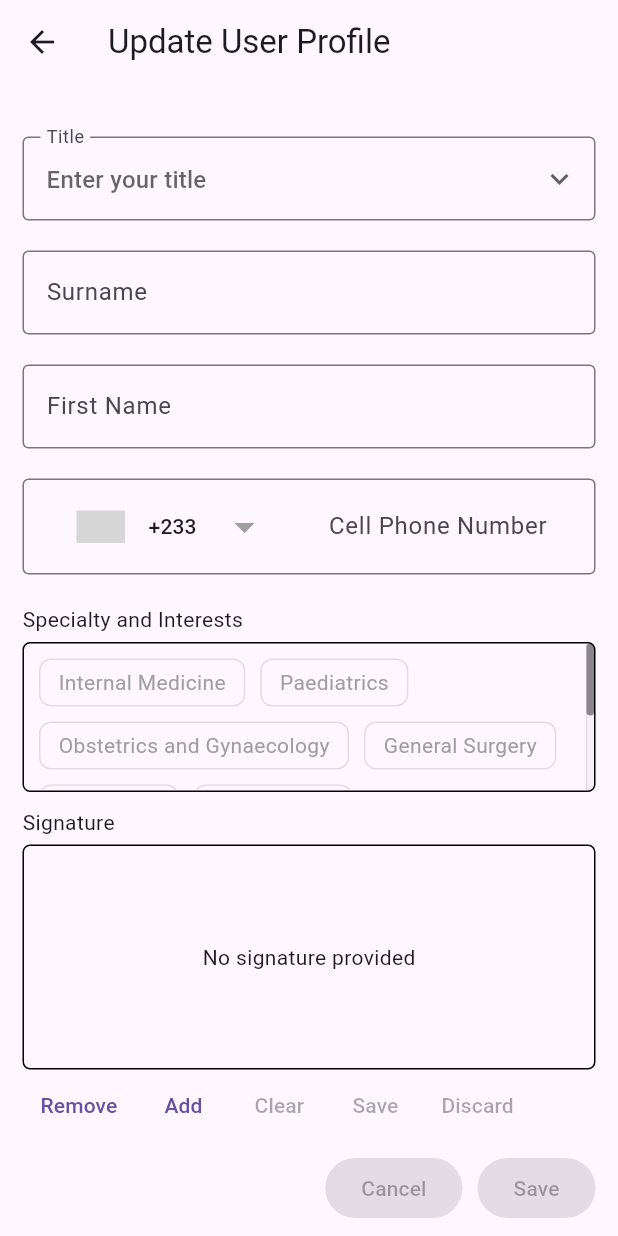
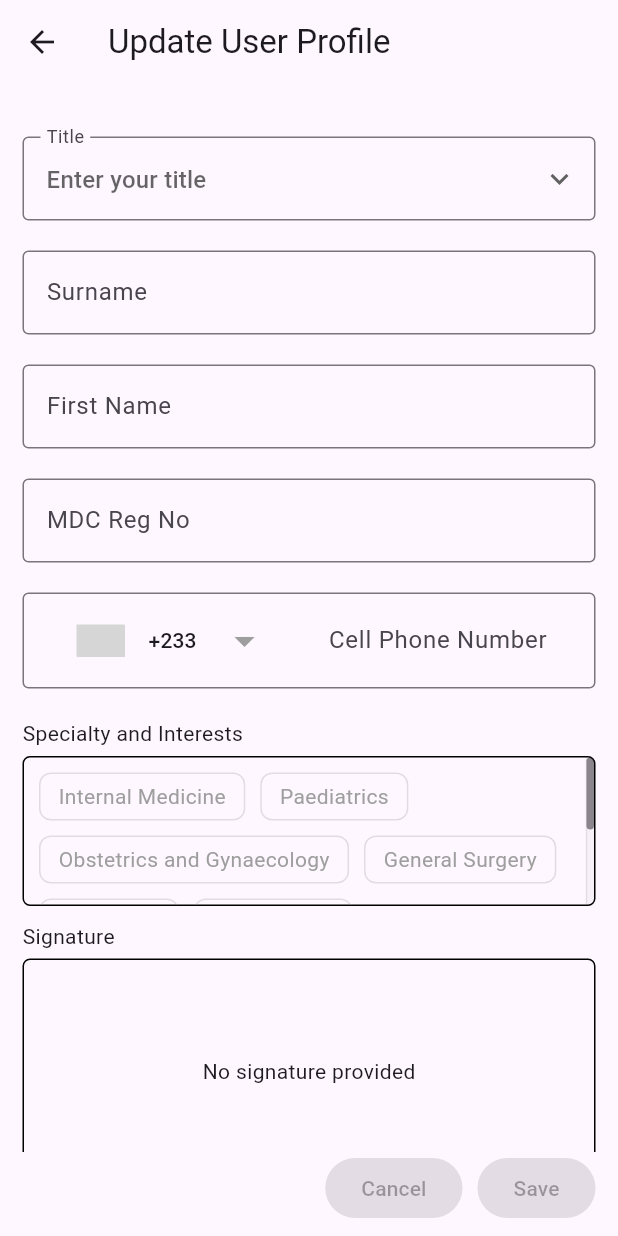
Before and after one commit to yofori/synapserx_v2, a Flutter app: the HomeDashboardPage screen opened directly, after a tap on "Create Profile", on a phone screen of 412 x 824 dp. Run offline on Flutter 3.47's test engine with Material 3 defaults, Android fonts, the phone set to English and light mode, and no system bars; drawn by our look-alikes of chips_choice, country_code_picker; our stand-ins replace auto_size_text, badges, barcode_widget, cached_network_image, connectivity_plus, dio and 24 more; missing offline and left inert: dio_cache_interceptor, dio_cache_interceptor_hive_store, flutter_carousel_slider, minio_new; accounts and stored records are empty; generated files the repository leaves out were written again; grey boxes are pictures that could not be loaded.

Commit message:
fixed drawer

```diff
--- a/lib/common/auth_service.dart
+++ b/lib/common/auth_service.dart
@@ -167,6 +167,12 @@ class Authentication {
     return firebaseuid;
   }
 
+  Future<String?> getFirebaseUserEmail() async {
+    User? user = FirebaseAuth.instance.currentUser;
+    var firebaseuseremail = user?.email;
+    return firebaseuseremail;
+  }
+
   //change user ed password
   Future<void> changePassword(String newPassword) async {
     final user = _auth.currentUser;
--- a/lib/common/service.dart
+++ b/lib/common/service.dart
@@ -16,8 +16,8 @@ class GlobalData {
   static String signature = '';
   static String defaultAccount = '';
   static double currentDBVersion = 1.00;
-  static String baseUrl = 'http://10.0.2.2:3000';
-  //static String baseUrl = 'http://192.168.1.81:3000';
+  //static String baseUrl = 'http://10.0.2.2:3000';
+  static String baseUrl = 'http://192.168.1.78:3000';
   //static String baseUrl = 'https://api.synapserx.com';
   //static String baseUrl = 'https://apitest.synapserx.com';
   static String temporaryDirectory = '';
--- a/lib/data/repository/user_repository_implementation.dart
+++ b/lib/data/repository/user_repository_implementation.dart
@@ -49,7 +49,7 @@ class UserRepositoryImpl implements UserRepository {
   Future<UserInfo> createUserProfile(UserInfo userInfo) async {
     try {
       final response = await DioClient.instance
-          .post('/user/updateuserinfo', data: userInfo.toJson());
+          .post('/user/createuserinfo', data: userInfo.toJson());
       return UserInfo.fromJson(response);
     } on DioException catch (err) {
       final errorMessage = (err).toString();
--- a/lib/domain/models/user_info.dart
+++ b/lib/domain/models/user_info.dart
@@ -13,7 +13,7 @@ class UserInfo with _$UserInfo {
     String? role,
     String? status,
     String? confirmationCode,
-    @JsonKey(name: 'prescriberMDCRegNo') String? prescriberMdcRegNo,
+    @JsonKey(name: 'prescriberMDCRegNo') String? prescriberMDCRegNo,
     String? title,
     String? surname,
     String? firstname,
--- a/lib/presentation/pages/hompage_subpages/dashboard.dart
+++ b/lib/presentation/pages/hompage_subpages/dashboard.dart
@@ -76,11 +76,14 @@ class _HomeDashboardPageState extends ConsumerState<HomeDashboardPage> {
           .then((userInfo) async => {
                 await storage.write(
                     key: 'fullname',
-                    value:
-                        '${userInfo.title.toString()} ${userInfo.firstname} ${userInfo.surname}'),
+                    value: '${userInfo.firstname} ${userInfo.surname}'),
+                await storage.write(
+                    key: 'firstname', value: userInfo.firstname.toString()),
+                await storage.write(
+                    key: 'surname', value: userInfo.surname.toString()),
                 await storage.write(
                     key: 'mdcregno',
-                    value: userInfo.prescriberMdcRegNo.toString()),
+                    value: userInfo.prescriberMDCRegNo.toString()),
                 await storage.write(
                     key: 'prescriberuid', value: userInfo.id.toString()),
                 await storage.write(
@@ -597,7 +600,8 @@ class _HomeDashboardPageState extends ConsumerState<HomeDashboardPage> {
     } catch (err) {
       LoadingIndicatorDialog().dismiss();
       if (context.mounted) {
-        CustomSnackBar.showErrorSnackBar(context, 'Error: ${err.toString()}');
+        CustomSnackBar.showErrorSnackBar(context,
+            message: 'Error: ${err.toString()}');
       }
     }
   }
--- a/lib/presentation/pages/user/myprofile.dart
+++ b/lib/presentation/pages/user/myprofile.dart
@@ -1,4 +1,5 @@
 import 'dart:convert';
+import 'dart:math';
 import 'dart:typed_data';
 
 import 'package:country_code_picker/country_code_picker.dart';
@@ -6,11 +7,12 @@ import 'package:flutter/material.dart';
 import 'package:chips_choice/chips_choice.dart';
 import 'package:flutter_riverpod/flutter_riverpod.dart';
 import 'package:signature/signature.dart';
+import 'package:synapserx_v2/common/auth_service.dart';
 import 'package:synapserx_v2/common/service.dart';
 import 'package:synapserx_v2/data/repository/provider.dart';
 import 'package:synapserx_v2/domain/models/user_info.dart';
-import 'package:synapserx_v2/domain/usecases/provider.dart';
 import 'package:synapserx_v2/main.dart';
+import 'package:synapserx_v2/presentation/pages/widgets/snackbar.dart';
 
 import '../widgets/loadingindicator.dart';
 
@@ -28,7 +30,7 @@ class ProfilePage extends ConsumerStatefulWidget {
 
 class _ProfilePageState extends ConsumerState<ProfilePage> {
   final _formKey = GlobalKey<FormState>();
-  TextEditingController emailController = TextEditingController();
+  TextEditingController mdcRegController = TextEditingController();
   TextEditingController surnameController = TextEditingController();
   TextEditingController firstnameController = TextEditingController();
   TextEditingController telephoneController = TextEditingController();
@@ -203,26 +205,26 @@ class _ProfilePageState extends ConsumerState<ProfilePage> {
                       controller: firstnameController,
                     ),
                     const SizedBox(height: 20.0),
-                    // TextFormField(
-                    //   onChanged: (value) => setState(() {
-                    //     hasProfileChanged = true;
-                    //   }),
-                    //   decoration: const InputDecoration(
-                    //       border: OutlineInputBorder(),
-                    //       labelText: 'Email',
-                    //       hintText: 'Enter your email address'),
-                    //   keyboardType: TextInputType.emailAddress,
-                    //   validator: (val) {
-                    //     if ((val!.isNotEmpty) &&
-                    //         !RegExp(r"^[a-zA-Z0-9.!#$%&'*+/=?^_`{|}~-]+@[a-zA-Z0-9](?:[a-zA-Z0-9-]{0,253}[a-zA-Z0-9])?(?:\.[a-zA-Z0-9](?:[a-zA-Z0-9-]{0,253}[a-zA-Z0-9])?)*$")
-                    //             .hasMatch(val)) {
-                    //       return "Enter a valid email address";
-                    //     }
-                    //     return null;
-                    //   },
-                    //   controller: emailController,
-                    // ),
-                    // const SizedBox(height: 20.0),
+                    TextFormField(
+                      textCapitalization: TextCapitalization.characters,
+                      onChanged: (value) => setState(() {
+                        hasProfileChanged = true;
+                      }),
+                      decoration: const InputDecoration(
+                          border: OutlineInputBorder(),
+                          labelText: 'MDC Reg No',
+                          hintText: 'Enter your MDC Reg No'),
+                      keyboardType: TextInputType.text,
+                      validator: (val) {
+                        if ((val!.isNotEmpty) &&
+                            !RegExp(r"MDC\/RN\/\d{4,}").hasMatch(val)) {
+                          return "Enter a valid MDC Reg No";
+                        }
+                        return null;
+                      },
+                      controller: mdcRegController,
+                    ),
+                    const SizedBox(height: 20.0),
                     TextFormField(
                       onChanged: (value) => setState(() {
                         hasProfileChanged = true;
@@ -403,7 +405,7 @@ class _ProfilePageState extends ConsumerState<ProfilePage> {
       firstnameController.text = widget.user.firstname ?? '';
       surnameController.text = widget.user.surname ?? '';
       telephoneController.text = widget.user.telephoneNo ?? '';
-      emailController.text = widget.user.email ?? '';
+      mdcRegController.text = widget.user.email ?? '';
       dropdownvalue = widget.user.title;
       countryCode = widget.user.countryCode ?? "+233";
       if (widget.user.specialty != null) {
@@ -421,7 +423,7 @@ class _ProfilePageState extends ConsumerState<ProfilePage> {
       "firstname": firstnameController.text,
       "surname": surnameController.text,
       "telephoneNo": telephoneController.text,
-      "email": emailController.text,
+      "prescriberMDCRegNo": mdcRegController.text,
       "countryCode": countryCode,
       "title": dropdownvalue,
       "specialty": specialty,
@@ -453,37 +455,35 @@ class _ProfilePageState extends ConsumerState<ProfilePage> {
   }
 
   Future<void> createUserInfo() async {
+    var email = await Authentication().getFirebaseUserEmail();
     UserInfo userInfo = UserInfo(
         firstname: firstnameController.text,
         surname: surnameController.text,
         telephoneNo: telephoneController.text,
-        email: emailController.text,
+        prescriberMDCRegNo: mdcRegController.text,
         countryCode: countryCode,
         title: dropdownvalue,
         specialty: specialty,
+        email: email,
         signature: isSignaturechanged
             ? base64.encode(signatureImage as List<int>)
             : null);
-
     try {
-      //LoadingIndicatorDialog().show(context, 'Creating your user profile ...');
+      LoadingIndicatorDialog().show(context, 'Creating your user profile ...');
       await ref.read(userProfileProvider).createUserProfile(userInfo);
 
-      //LoadingIndicatorDialog().dismiss();
-      scaffoldMessengerKey.currentState!.showSnackBar(const SnackBar(
-        content: Text('Your profile has been successfully createdd'),
-        backgroundColor: Colors.green,
-      ));
+      LoadingIndicatorDialog().dismiss();
+      CustomSnackBar.showSuccessSnackBar(context,
+          message: 'Your profile has been successfully createdd');
       if (isSignaturechanged) {
         GlobalData.signature = base64.encode(signatureImage as List<int>);
       }
-      if (context.mounted) Navigator.of(context).pop();
+      if (context.mounted) {
+        Navigator.of(context).pop();
+      }
     } catch (e) {
-      //LoadingIndicatorDialog().dismiss();
-      scaffoldMessengerKey.currentState!.showSnackBar(SnackBar(
-        content: Text('Error updating your user info: $e'),
-        backgroundColor: Colors.red,
-      ));
+      LoadingIndicatorDialog().dismiss();
+      CustomSnackBar.showErrorSnackBar(context, message: '$e');
     }
   }
 
--- a/lib/presentation/pages/user/register.dart
+++ b/lib/presentation/pages/user/register.dart
@@ -492,7 +492,7 @@ class _RegisterPageState extends ConsumerState<RegisterPage> {
       } catch (e) {
         LoadingIndicatorDialog().dismiss();
         if (context.mounted) {
-          CustomSnackBar.showErrorSnackBar(context, 'Error: ${e.toString()}');
+          CustomSnackBar.showErrorSnackBar(context, message: '$e');
         }
       }
       LoadingIndicatorDialog().dismiss();
--- a/lib/presentation/pages/widgets/rxdrawer.dart
+++ b/lib/presentation/pages/widgets/rxdrawer.dart
@@ -1,6 +1,7 @@
 import 'package:barcode_widget/barcode_widget.dart';
 import 'package:flutter/material.dart';
 import 'package:flutter_riverpod/flutter_riverpod.dart';
+import 'package:flutter_secure_storage/flutter_secure_storage.dart';
 import 'package:synapserx_v2/domain/models/user_info.dart';
 import 'package:synapserx_v2/presentation/pages/widgets/snackbar.dart';
 import '../../../common/service.dart';
@@ -19,40 +20,105 @@ class RxDrawer extends ConsumerWidget {
     super.key,
   });
 
+  Future<String?> getData(String key) async {
+    const storage = FlutterSecureStorage();
+    final String? value = await storage.read(key: key);
+    return value;
+  }
+
+  String getInitials(fullname) {
+    List<String> names = fullname.split(" ");
+    String initials = "";
+    int numWords = 2;
+
+    if (numWords < names.length) {
+      numWords = names.length;
+    }
+    for (var i = 0; i < numWords; i++) {
+      initials += names[i][0];
+    }
+    return initials;
+  }
+
   @override
   Widget build(BuildContext context, WidgetRef ref) {
-    final auth = ref.watch(authenticationProvider);
+    final auth = ref.watch(fireBaseAuthProvider);
     return Drawer(
       child: ListView(
         padding: EdgeInsets.zero,
         children: [
           SizedBox(
-            height: 160,
+            height: 200,
             child: DrawerHeader(
               decoration: const BoxDecoration(
                 color: Colors.blue,
               ),
               child: Column(
                 children: [
-                  CircleAvatar(
-                    radius: 27,
-                    backgroundColor: Colors.white,
-                    child: CircleAvatar(
-                        maxRadius: 25,
-                        child: Text(
-                          GlobalData.firstname[0] + GlobalData.surname[0],
-                          style: const TextStyle(fontSize: 20),
-                        )),
-                  ),
+                  FutureBuilder(
+                      future: getData('fullname'),
+                      builder: (context, AsyncSnapshot<String?> snapshot) {
+                        if (snapshot.hasError) {
+                          return Text('${snapshot.error}');
+                        }
+                        if (snapshot.hasData) {
+                          return CircleAvatar(
+                            radius: 29,
+                            backgroundColor: Colors.white,
+                            child: CircleAvatar(
+                                maxRadius: 27,
+                                child: Text(
+                                  getInitials('${snapshot.data}'),
+                                  style: const TextStyle(fontSize: 20),
+                                )),
+                          );
+                        }
+                        return const CircleAvatar(
+                          radius: 29,
+                          backgroundColor: Colors.white,
+                          child: CircleAvatar(
+                              maxRadius: 27,
+                              child: Text(
+                                '',
+                                style: TextStyle(fontSize: 20),
+                              )),
+                        );
+                      }),
                   const SizedBox(height: 10),
-                  Text(
-                    GlobalData.fullname,
-                    style: const TextStyle(color: Colors.white),
-                  ),
-                  Text(
-                    GlobalData.mdcregno,
-                    style: const TextStyle(color: Colors.white),
-                  ),
+                  FutureBuilder(
+                      future: getData('fullname'),
+                      builder: (context, AsyncSnapshot<String?> snapshot) {
+                        if (snapshot.hasError) {
+                          return Text('${snapshot.error}');
+                        }
+                        if (snapshot.hasData) {
+                          return Text(
+                            '${snapshot.data}',
+                            style: TextStyle(
+                                color: Colors.white,
+                                fontSize:
+                                    MediaQuery.of(context).size.width * 0.04),
+                          );
+                        }
+                        return Text(auth.currentUser!.displayName.toString());
+                      }),
+                  FutureBuilder(
+                      future: getData('mdcregno'),
+                      builder: (context, AsyncSnapshot<String?> snapshot) {
+                        if (snapshot.hasError) {
+                          return Text('${snapshot.error}');
+                        }
+                        if (snapshot.hasData) {
+                          return Text(
+                            '${snapshot.data}',
+                            style: TextStyle(
+                                color: Colors.white,
+                                fontSize:
+                                    MediaQuery.of(context).size.width * 0.04),
+                          );
+                        }
+                        return const Text('');
+                      }),
                 ],
               ),
             ),
@@ -106,7 +172,7 @@ class RxDrawer extends ConsumerWidget {
                 } on Exception catch (e) {
                   LoadingIndicatorDialog().dismiss();
                   if (context.mounted) {
-                    CustomSnackBar.showErrorSnackBar(context, e.toString());
+                    CustomSnackBar.showErrorSnackBar(context, message: '$e');
                   }
                 }
               }),
--- a/lib/presentation/pages/widgets/snackbar.dart
+++ b/lib/presentation/pages/widgets/snackbar.dart
@@ -23,8 +23,8 @@ class CustomSnackBar {
     );
   }
 
-  static void showErrorSnackBar(BuildContext context, String string,
-      {String? message,
+  static void showErrorSnackBar(BuildContext context,
+      {required String message,
       int milliseconds = 5000,
       SnackBarBehavior snackBarBehavior = SnackBarBehavior.fixed}) {
     ScaffoldMessenger.of(context).showSnackBar(
@@ -33,7 +33,7 @@ class CustomSnackBar {
         behavior: snackBarBehavior,
         duration: Duration(milliseconds: milliseconds),
         content: SelectableText(
-          message ?? 'An error occured',
+          message,
           style: const TextStyle(color: Colors.white),
         ),
       ),
```
Also changed, not shown: lib/common/dio_client.dart (+8 -3 lines), lib/domain/models/user_info.freezed.dart, lib/domain/models/user_info.g.dart.
